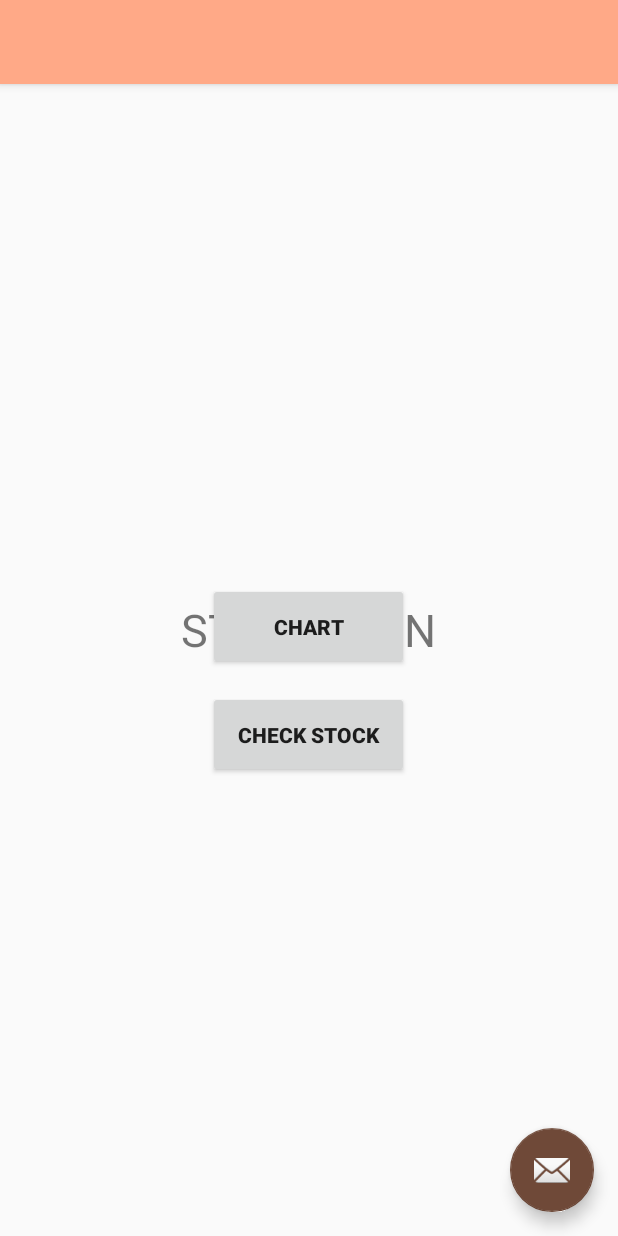
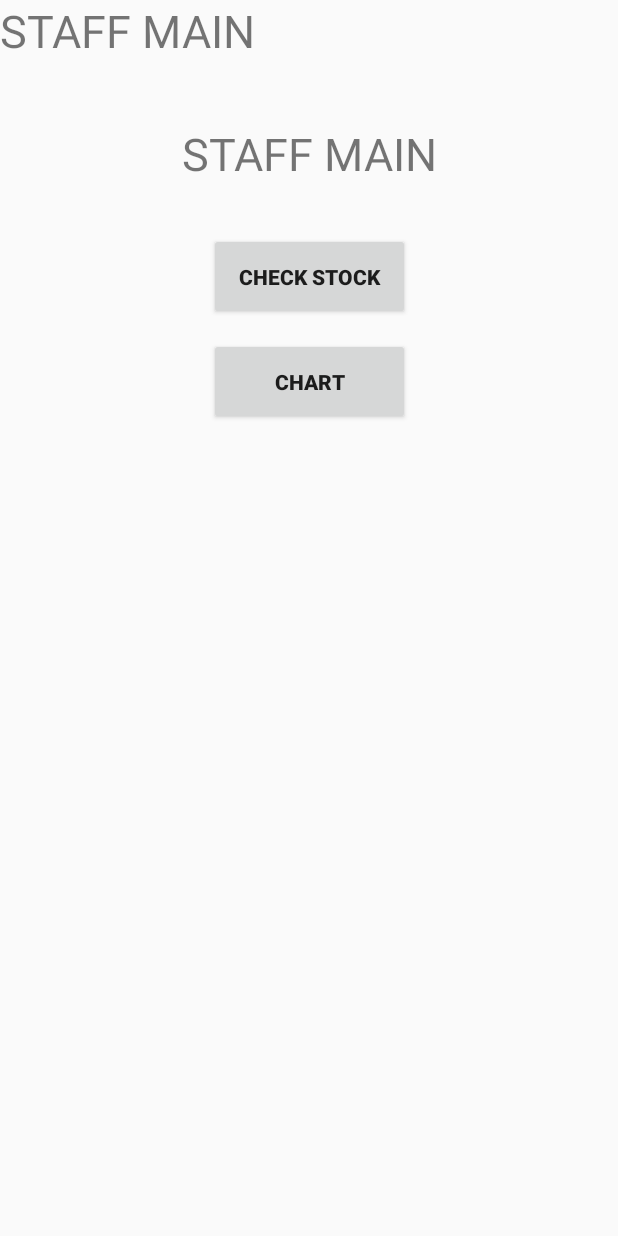
Before and after one commit to cyra-starling/Fab-Lab-Stocktaking, an Android app: the layout activity_staff.xml on its own in the app's theme, with its tools: preview values and no code run, on a phone screen of 412 x 824 dp. Run offline under Robolectric (Android 15) with nearby library versions, the phone set to English and light mode, and no system bars.

```diff
--- a/app/src/main/res/layout/activity_staff.xml
+++ b/app/src/main/res/layout/activity_staff.xml
@@ -1,34 +1,28 @@
 <?xml version="1.0" encoding="utf-8"?>
-<androidx.coordinatorlayout.widget.CoordinatorLayout xmlns:android="http://schemas.android.com/apk/res/android"
+<androidx.constraintlayout.widget.ConstraintLayout xmlns:android="http://schemas.android.com/apk/res/android"
     xmlns:app="http://schemas.android.com/apk/res-auto"
     xmlns:tools="http://schemas.android.com/tools"
     android:layout_width="match_parent"
     android:layout_height="match_parent"
+    android:orientation="vertical"
+
     tools:context=".staff.Staff">
 
-    <com.google.android.material.appbar.AppBarLayout
-        android:layout_width="match_parent"
-        android:layout_height="wrap_content"
-        android:theme="@style/AppTheme.AppBarOverlay">
 
-        <androidx.appcompat.widget.Toolbar
-            android:id="@+id/toolbar"
-            android:layout_width="match_parent"
-            android:layout_height="?attr/actionBarSize"
-            android:background="?attr/colorPrimary"
-            app:popupTheme="@style/AppTheme.PopupOverlay" />
-
-    </com.google.android.material.appbar.AppBarLayout>
-
-    <include layout="@layout/content_staff" />
-
-    <com.google.android.material.floatingactionbutton.FloatingActionButton
-        android:id="@+id/fab"
+    <TextView
+        android:id="@+id/header"
         android:layout_width="wrap_content"
         android:layout_height="wrap_content"
-        android:layout_gravity="bottom|end"
-        android:layout_margin="@dimen/fab_margin"
-        app:srcCompat="@android:drawable/ic_dialog_email" />
+        android:layout_gravity="center"
+        android:layout_marginTop="16dp"
+        android:gravity="center"
+        android:text="STAFF MAIN"
+        android:textSize="30dp"
+        app:layout_constraintBottom_toBottomOf="parent"
+        app:layout_constraintEnd_toEndOf="parent"
+        app:layout_constraintStart_toStartOf="parent"
+        app:layout_constraintTop_toTopOf="parent"
+        app:layout_constraintVertical_bias="0.086" />
 
     <TextView
         android:id="@+id/header"
@@ -44,18 +38,24 @@
         android:layout_width="134dp"
         android:layout_height="58dp"
         android:layout_marginTop="155dp"
-        android:layout_gravity="center"
         android:text="Check Stock"
-        android:textStyle="bold" />
+        android:textStyle="bold"
+        app:layout_constraintEnd_toEndOf="parent"
+        app:layout_constraintHorizontal_bias="0.5"
+        app:layout_constraintStart_toStartOf="parent"
+        app:layout_constraintTop_toTopOf="parent" />
 
     <Button
         android:id="@+id/ChartButton"
         android:layout_width="134dp"
         android:layout_height="58dp"
         android:layout_marginTop="12dp"
-        android:layout_gravity="center"
         android:text="Chart"
-        android:textStyle="bold"/>
+        android:textStyle="bold"
+        app:layout_constraintEnd_toEndOf="parent"
+        app:layout_constraintHorizontal_bias="0.5"
+        app:layout_constraintStart_toStartOf="parent"
+        app:layout_constraintTop_toBottomOf="@+id/CheckStockButton" />
 
 
-</androidx.coordinatorlayout.widget.CoordinatorLayout>
+</androidx.constraintlayout.widget.ConstraintLayout>
--- a/app/src/main/res/values/strings.xml
+++ b/app/src/main/res/values/strings.xml
@@ -2,4 +2,6 @@
     <string name="app_name">Login</string>
     <string name="title_activity_student">Student</string>
     <string name="title_activity_staff">Staff</string>
+    <string name="date_selected1"></string>
+    <string name="date_selected2"></string>
 </resources>
```
Also changed, not shown: app/src/main/java/com/example/login/staff/CheckStock.java (+153 -60 lines), app/src/main/java/com/example/login/staff/GenerateChart.java (+99 -64 lines), app/src/main/java/com/example/login/staff/Staff.java (+76 -16 lines), app/src/main/res/drawable/ic_android_black_24dp.xml (added, +9 -0 lines), app/src/main/res/layout/activity_generate_chart.xml (+73 -7 lines).
